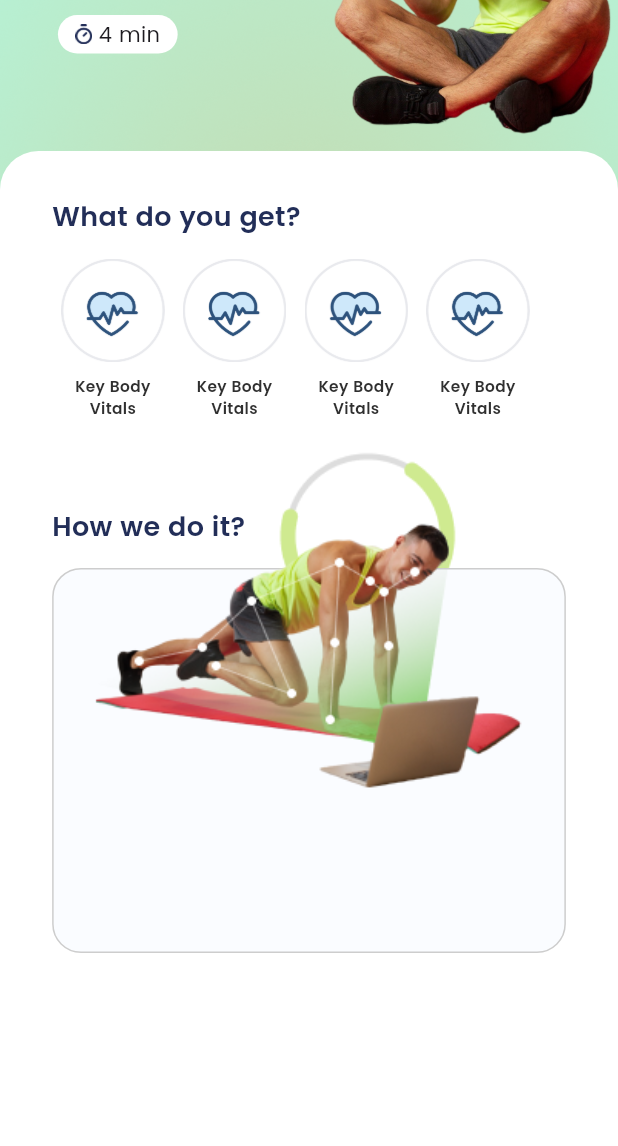
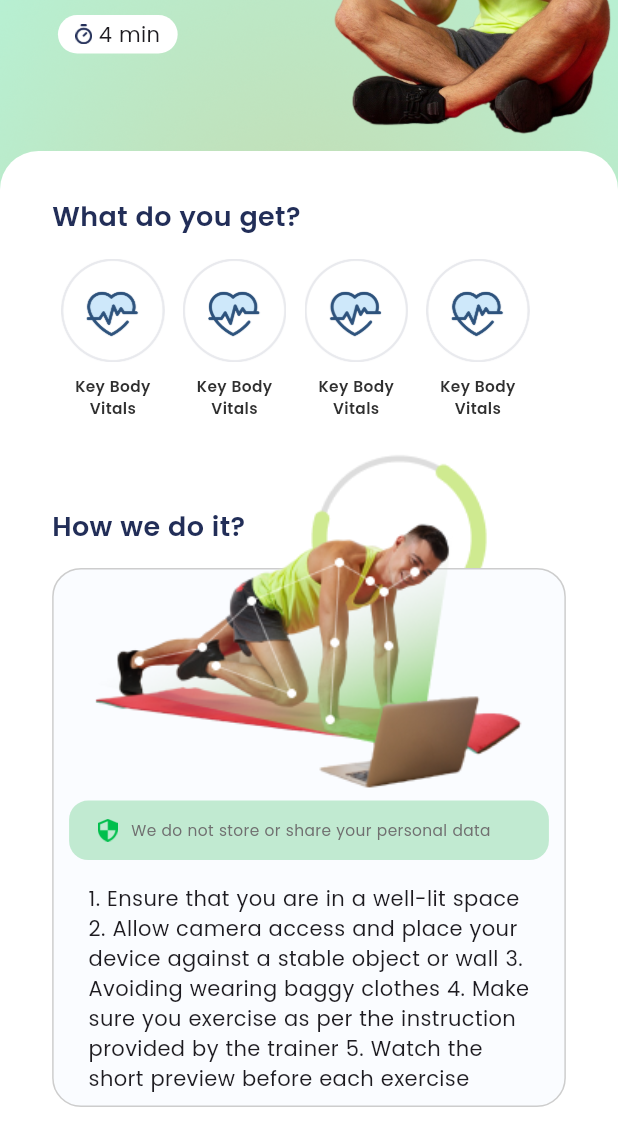
Before and after one commit to SheralDsouza57/fitness, a Flutter app: the screen it shows after launch, scrolled down 233 dp, on a phone screen of 412 x 824 dp. Shown: the top 1146 px of the screen. Run offline on Flutter 3.47's test engine with Material 3 defaults, Android fonts, the phone set to English and light mode, and no system bars; our stand-ins replace flutter_screenutil.

Commit message:
detail screen completed

```diff
--- a/lib/presentation/screens/detail.dart
+++ b/lib/presentation/screens/detail.dart
@@ -107,15 +107,56 @@ class Detail extends StatelessWidget {
                         clipBehavior: Clip.none,
                         children: [
                           Positioned(
-                              top: -80.h,
-                              left: 100.w,
-                              child: ImageWidget(image: AppImages.ring1)),
+                            top: -80.h,
+                            left: 115.w,
+                            child: ImageWidget(
+                              image: AppImages.ring1,
+                              width: 130.w,
+                              height: 130.h,
+                            ),
+                          ),
                           Container(
-                            height: 200.h,
+                            padding: EdgeInsets.symmetric(horizontal: 8.w),
+                            height: 280.h,
+                            width: double.infinity,
                             decoration: BoxDecoration(
                               color: AppColors.offWhite,
                               borderRadius: BorderRadius.circular(15.r),
                               border: Border.all(color: AppColors.lightGrey),
+                            ),
+                            child: Column(
+                              children: [
+                                SizedBox(height: 120.h),
+                                Container(
+                                  padding:
+                                      EdgeInsets.symmetric(horizontal: 15.w),
+                                  height: 31.h,
+                                  decoration: BoxDecoration(
+                                    borderRadius: BorderRadius.circular(10.r),
+                                    color: AppColors.babyGreen,
+                                  ),
+                                  child: Row(
+                                    children: [
+                                      const ImageWidget(
+                                          image: AppIcons.privacy),
+                                      SizedBox(width: 7.h),
+                                      TextWidget(
+                                        text:
+                                            'We do not store or share your personal data',
+                                        fontsize: 8.h,
+                                        color: AppColors.greyNormal,
+                                      )
+                                    ],
+                                  ),
+                                ),
+                                SizedBox(height: 12.h),
+                                TextWidget(
+                                    padding:
+                                        EdgeInsets.symmetric(horizontal: 10.w),
+                                    maxlines: 7,
+                                    text:
+                                        '1. Ensure that you are in a well-lit space 2. Allow camera access and place your device against a stable object or wall 3. Avoiding wearing baggy clothes 4. Make sure you exercise as per the instruction provided by the trainer 5. Watch the short preview before each exercise')
+                              ],
                             ),
                           ),
                           Positioned(
--- a/lib/resources/app_colors.dart
+++ b/lib/resources/app_colors.dart
@@ -15,4 +15,5 @@ class AppColors {
   static const babyGreen = Color(0xFFC1EAD1);
   static const babyPink = Color(0xFFFF88A5);
   static const offWhite = Color(0xFFFAFCFF);
+  static const greyNormal = Color(0xFF707070);
 }
```
